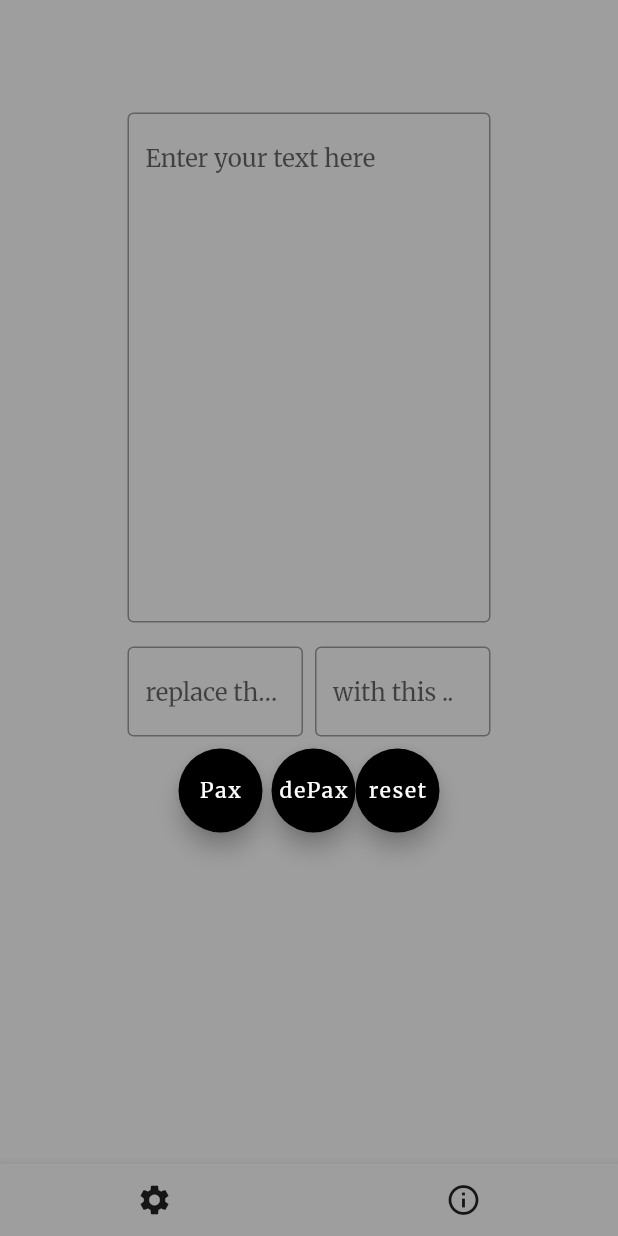
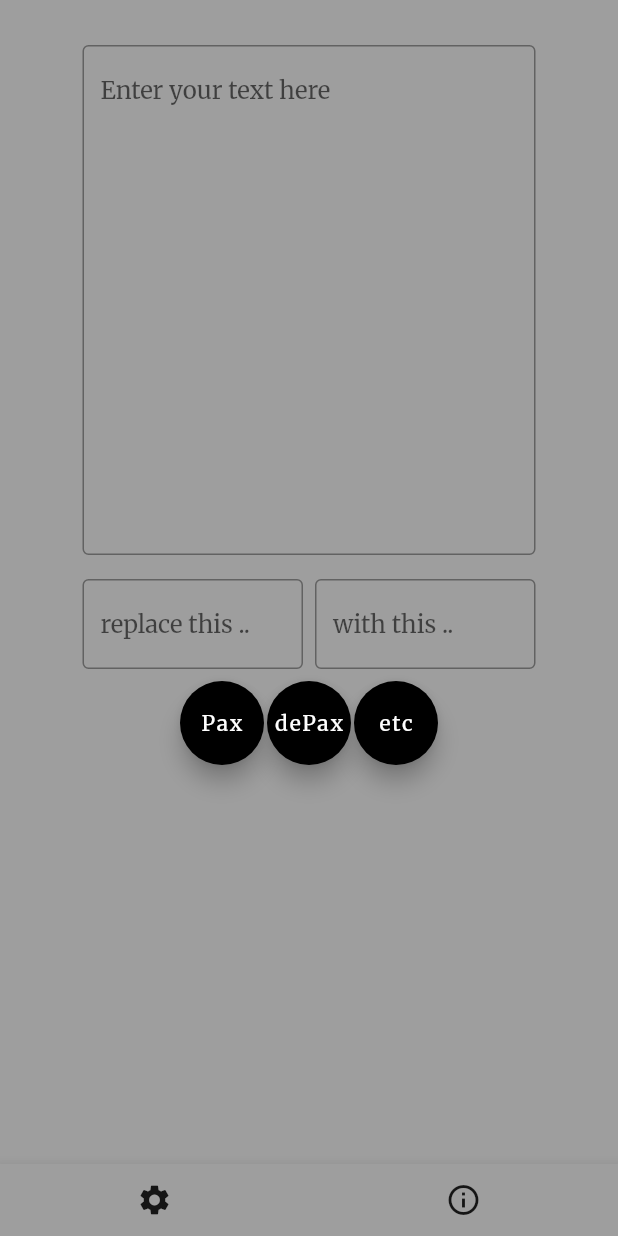
Before and after one commit to radG1t/PaX, a Flutter app: the screen it shows after launch, on a phone screen of 412 x 824 dp. Run offline on Flutter 3.47's test engine with Material 2 defaults, Android fonts, the phone set to English and light mode, and no system bars; our stand-ins replace google_fonts.

Commit message:
some small changes on ui

```diff
--- a/lib/home.dart
+++ b/lib/home.dart
@@ -93,7 +93,7 @@ class _HomeState extends State<Home> {
       child: Scaffold(
         backgroundColor: Colors.grey,
         body: Padding(
-          padding: const EdgeInsets.fromLTRB(85, 75, 85, 0),
+          padding: const EdgeInsets.fromLTRB(55, 30, 55, 0),
           child: Column(
             children: [
               TextField(
@@ -137,14 +137,15 @@ class _HomeState extends State<Home> {
                     onPressed: _replaceText,
                     child: const Text('Pax'),
                   ),
-                  const SizedBox(width: 6),
+                  const SizedBox(width: 2),
                   FloatingActionButton(
                     onPressed: _undo,
                     child: const Text('dePax'),
                   ),
+                  const SizedBox(width: 2),
                   FloatingActionButton(
                     onPressed: _reset,
-                    child: const Text('reset'),
+                    child: const Text('etc'), // share-copy-reset
                   ),
                 ],
               ),
```
